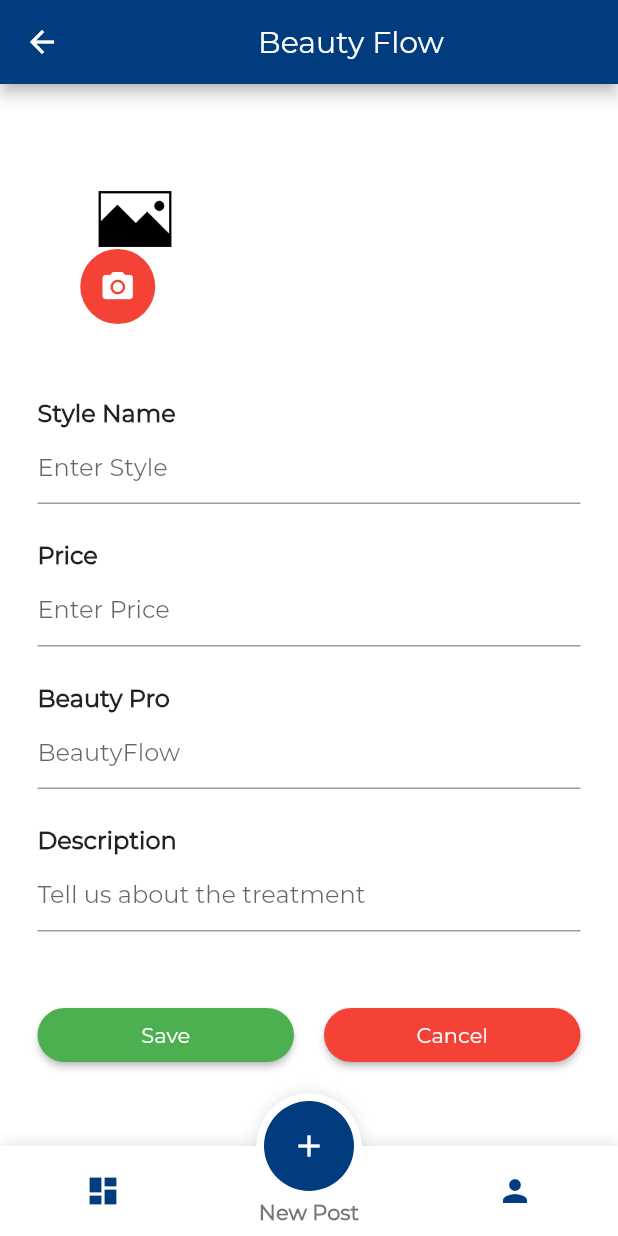
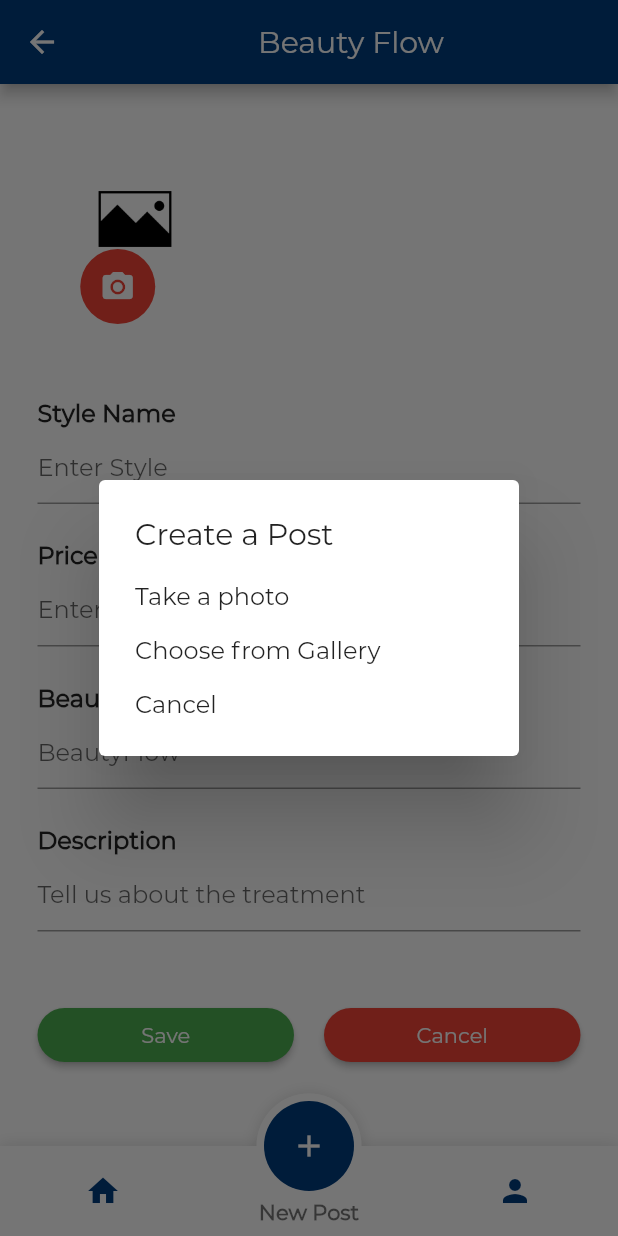
Before and after one commit to partnercloudsupport/beauty_flow, a Flutter app: the BottomBarPage screen opened directly, item 2 of the bottom bar chosen, after a tap on the "camera alt" icon, on a phone screen of 412 x 824 dp. Run offline on Flutter 3.47's test engine with Material 2 defaults, Android fonts, the phone set to English and light mode, and no system bars; drawn by our look-alikes of fancy_bottom_navigation; our stand-ins replace cloud_firestore, firebase_auth, firebase_storage, font_awesome_flutter, image_picker, sentry and 1 more; accounts and stored records are empty; statements that could not run were skipped; project files that could hold a hidden picture were left out.

Commit message:
search fun

```diff
--- a/lib/pages/bottombar_page.dart
+++ b/lib/pages/bottombar_page.dart
@@ -28,7 +28,7 @@ class _BottomBarPageState extends State<BottomBarPage> {
       body: _getPage(currentPage),
       bottomNavigationBar: FancyBottomNavigation(
         tabs: [
-          TabData(iconData: Icons.dashboard, title: "Dashboard"),
+          TabData(iconData: Icons.home, title: "Home"),
           TabData(iconData: Icons.add, title: "New Post"),
           TabData(iconData: Icons.person, title: "Profile")
         ],
@@ -48,7 +48,8 @@ class _BottomBarPageState extends State<BottomBarPage> {
       case 0:
         return DashBoardPage(
           userId: widget.userId,
-          auth: widget.auth
+          auth: widget.auth,
+          onSignedOut: widget.onSignedOut
         );
       case 1:
         return NewPostPage(
--- a/lib/pages/dashboard_page.dart
+++ b/lib/pages/dashboard_page.dart
@@ -1,18 +1,23 @@
 import 'dart:convert';
 import 'dart:async';
 import 'dart:io';
-import 'package:beauty_flow/pages/create_account.dart';
+import 'package:beauty_flow/Model/User.dart';
+import 'package:beauty_flow/main.dart';
+import 'package:beauty_flow/pages/datasearch_page.dart';
 import 'package:beauty_flow/pages/insta_list.dart';
+import 'package:beauty_flow/util/searchservice.dart';
 import 'package:cloud_firestore/cloud_firestore.dart';
 import 'package:flutter/material.dart';
 import 'package:beauty_flow/authentication/authentication.dart';
 import 'package:shared_preferences/shared_preferences.dart';
 
 class DashBoardPage extends StatefulWidget {
-  DashBoardPage({Key key, this.auth, this.userId}) : super(key: key);
+  DashBoardPage({Key key, this.auth, this.userId, this.onSignedOut})
+      : super(key: key);
 
   final BaseAuth auth;
   final String userId;
+  final VoidCallback onSignedOut;
 
   @override
   State<StatefulWidget> createState() => new _DashBoardPageState();
@@ -22,6 +27,7 @@ class _DashBoardPageState extends State<DashBoardPage>
     with AutomaticKeepAliveClientMixin<DashBoardPage> {
   List<InstaList> feedData;
   final ref = Firestore.instance.collection('users');
+  final queryResultSet = [];
 
   @override
   void initState() {
@@ -47,6 +53,17 @@ class _DashBoardPageState extends State<DashBoardPage>
     return Scaffold(
       appBar: AppBar(
         title: Center(child: Text("Beauty Flow")),
+        actions: <Widget>[
+          IconButton(
+            icon: Icon(Icons.search),
+            onPressed: () {
+              showSearch(
+                  context: context,
+                  delegate: DataSearch(
+                      onSignedOut: widget.onSignedOut, auth: widget.auth,queryResultSet: queryResultSet));
+            },
+          )
+        ],
       ),
       body: RefreshIndicator(
         onRefresh: _refresh,
@@ -64,6 +81,20 @@ class _DashBoardPageState extends State<DashBoardPage>
   }
 
   _loadFeed() async {
+    setState(() {
+      SearchService().searchByName('').then((QuerySnapshot docs) {
+        for (int i = 0; i < docs.documents.length; ++i) {
+          queryResultSet.add(docs.documents[i].data);
+        }
+      });
+    });
+
+    if (currentUserModel == null) {
+      DocumentSnapshot userRecord =
+          await ref.document(widget.userId.toString()).get();
+      currentUserModel = User.fromDocument(userRecord);
+    }
+
     SharedPreferences prefs = await SharedPreferences.getInstance();
     String json = prefs.getString("feed");
 
--- a/lib/pages/image_post.dart
+++ b/lib/pages/image_post.dart
@@ -252,7 +252,7 @@ class _ImagePost extends State<ImagePost> {
             Expanded(child: Text(description)),
           ],
         ),
-        SizedBox(height: 50.0)
+        // SizedBox(height: 30.0)
       ],
     );
   }
--- a/lib/pages/newpost_page.dart
+++ b/lib/pages/newpost_page.dart
@@ -93,17 +93,7 @@ class _NewPostPageState extends State<NewPostPage> {
                                             child: new IconButton(
                                               icon: Icon(Icons.camera_alt),
                                               color: Colors.white,
-                                              onPressed: () async {
-                                                File imageFile =
-                                                    await ImagePicker.pickImage(
-                                                        source: ImageSource
-                                                            .gallery);
-                                                if (imageFile != null) {
-                                                  setState(() {
-                                                    file = imageFile;
-                                                  });
-                                                }
-                                              },
+                                              onPressed: () {_selectImage(context);},
                                             ),
                                           )
                                         ],
@@ -207,8 +197,8 @@ class _NewPostPageState extends State<NewPostPage> {
                                                 return 'Please enter price.';
                                               }
                                             },
-                                            onSaved: (val) => setState(() =>
-                                                _price = int.parse(val))),
+                                            onSaved: (val) => setState(
+                                                () => _price = int.parse(val))),
                                       ),
                                     ],
                                   ),
@@ -386,9 +376,52 @@ class _NewPostPageState extends State<NewPostPage> {
     );
   }
 
+  _selectImage(BuildContext parentContext) async {
+    return showDialog<Null>(
+      context: parentContext,
+      barrierDismissible: false, // user must tap button!
+
+      builder: (BuildContext context) {
+        return SimpleDialog(
+          title: const Text('Create a Post'),
+          children: <Widget>[
+            SimpleDialogOption(
+                child: const Text('Take a photo'),
+                onPressed: () async {
+                  Navigator.pop(context);
+                  File imageFile = await ImagePicker.pickImage(
+                      source: ImageSource.camera,
+                      maxWidth: 1920,
+                      maxHeight: 1350);
+                  setState(() {
+                    file = imageFile;
+                  });
+                }),
+            SimpleDialogOption(
+                child: const Text('Choose from Gallery'),
+                onPressed: () async {
+                  Navigator.of(context).pop();
+                  File imageFile =
+                      await ImagePicker.pickImage(source: ImageSource.gallery);
+                  setState(() {
+                    file = imageFile;
+                  });
+                }),
+            SimpleDialogOption(
+              child: const Text("Cancel"),
+              onPressed: () {
+                Navigator.pop(context);
+              },
+            )
+          ],
+        );
+      },
+    );
+  }
+
   Future _getDownloadUrl() async {
     try {
-  DocumentSnapshot user =
+      DocumentSnapshot user =
           await _db.collection('users').document(widget.userId).get();
       String fileId = randomString(5);
       StorageReference reference =
@@ -418,8 +451,9 @@ class _NewPostPageState extends State<NewPostPage> {
         _isLoading = false;
       });
       _formKey.currentState?.reset();
-      Scaffold.of(context).showSnackBar(SnackBar(content: Text('Data Uploaded')));
-    } catch(exception, stackTrace){
+      Scaffold.of(context)
+          .showSnackBar(SnackBar(content: Text('Data Uploaded')));
+    } catch (exception, stackTrace) {
       print("exception: $exception");
       print("stackTrace: $stackTrace");
       Scaffold.of(context).showSnackBar(SnackBar(content: Text('Try Again')));
--- /dev/null
+++ b/lib/util/searchservice.dart
@@ -0,0 +1,10 @@
+import 'package:cloud_firestore/cloud_firestore.dart';
+
+class SearchService {
+  searchByName(String searchField) {
+    return Firestore.instance
+        .collection('users')
+        .where('isPro', isEqualTo: true)
+        .getDocuments();
+  }
+}
--- a/pubspec.yaml
+++ b/pubspec.yaml
@@ -62,6 +62,7 @@ flutter:
    - assets/img/picfive.jpeg
    - assets/img/picsix.jpeg
    - assets/img/as.png
+   - assets/img/person.png
 
   # An image asset can refer to one or more resolution-specific "variants", see
   # https://flutter.dev/assets-and-images/#resolution-aware.
```
Also changed, not shown: lib/pages/datasearch_page.dart (added, +94 -0 lines), lib/pages/insta_list.dart (+36 -34 lines), lib/pages/profile_page.dart (+131 -3 lines), lib/root/root_page.dart (+5 -5 lines), assets/img/person.png (added).
